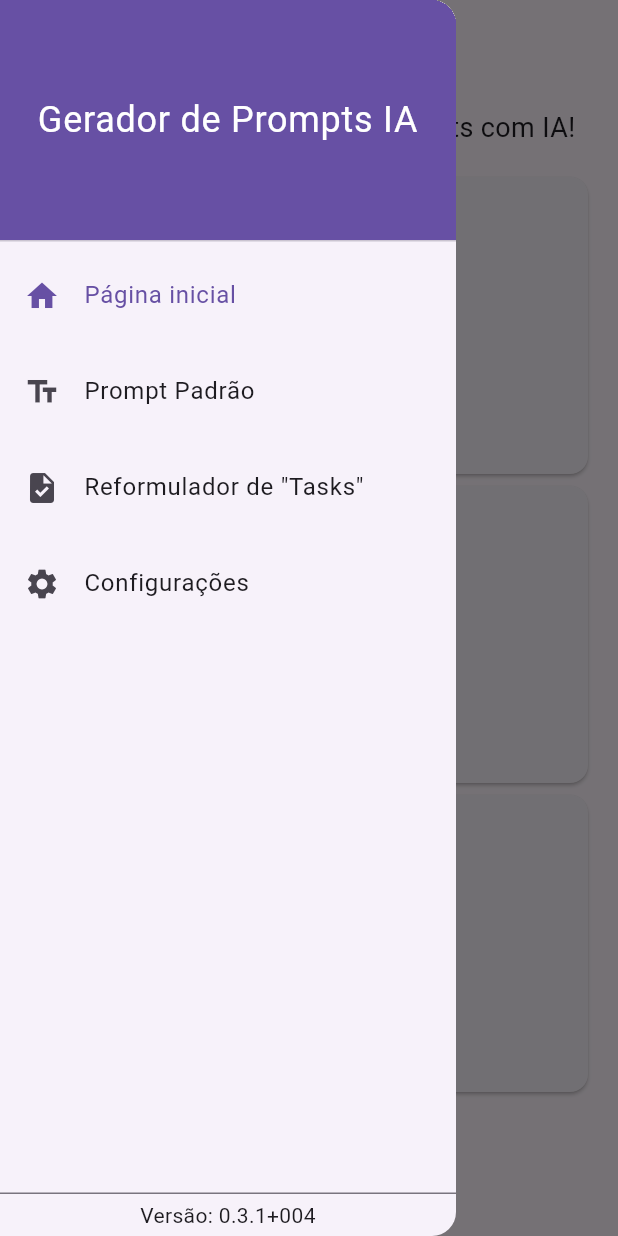
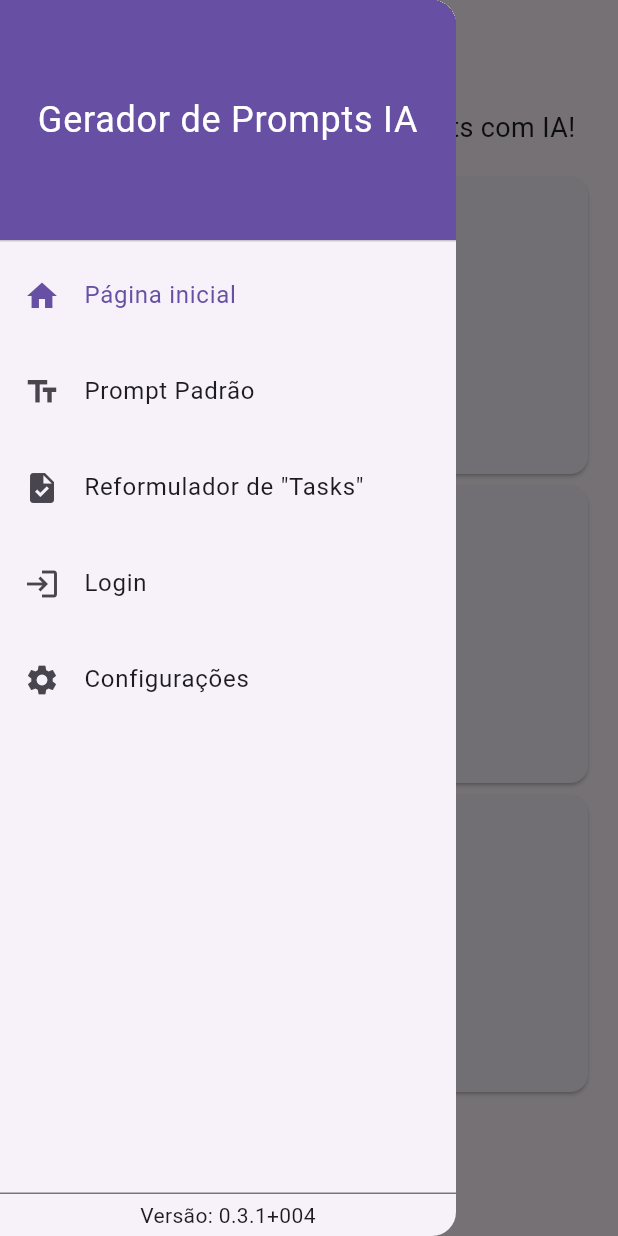
Before and after one commit to Kainato/gem_prompt, a Flutter app: the screen it shows after launch, with the side drawer open, on a phone screen of 412 x 824 dp. Run offline on Flutter 3.47's test engine with Material 3 defaults, Android fonts, the phone set to English and light mode, and no system bars; drawn by our look-alikes of auto_size_text; our stand-ins replace dio, flutter_markdown, google_generative_ai, logger, package_info_plus, supabase_flutter; accounts and stored records are empty.

Commit message:
Adicionar página de login e estado de autenticação

```diff
--- a/lib/enum/pages_enum.dart
+++ b/lib/enum/pages_enum.dart
@@ -1,11 +1,12 @@
 import 'package:flutter/material.dart';
 
+import '../features/auth/login/login_page.dart';
 import '../features/home/home_page.dart';
 import '../features/padrao/prompt_padrao_page.dart';
 import '../features/settings/settings_page.dart';
 import '../features/task_creator/task_creator_page.dart';
 
-enum PagesEnum { home, padrao, task, settings }
+enum PagesEnum { home, padrao, task, login, settings }
 
 extension PagesEnumExtension on PagesEnum {
   String get title {
@@ -18,6 +19,8 @@ extension PagesEnumExtension on PagesEnum {
         return 'Reformulador de "Tasks"';
       case PagesEnum.settings:
         return 'Configurações';
+      case PagesEnum.login:
+        return 'Login';
     }
   }
 
@@ -31,6 +34,8 @@ extension PagesEnumExtension on PagesEnum {
         return Icons.task;
       case PagesEnum.settings:
         return Icons.settings;
+      case PagesEnum.login:
+        return Icons.login;
     }
   }
 
@@ -44,6 +49,8 @@ extension PagesEnumExtension on PagesEnum {
         return ('/task', const TaskCreatorPage());
       case PagesEnum.settings:
         return ('/settings', const SettingsPage());
+      case PagesEnum.login:
+        return ('/login', const LoginPage());
     }
   }
 
@@ -57,6 +64,8 @@ extension PagesEnumExtension on PagesEnum {
         return true;
       case PagesEnum.settings:
         return true;
+      case PagesEnum.login:
+        return false;
     }
   }
 }
```
Also changed, not shown: lib/features/auth/login/login_page.dart (added, +52 -0 lines), lib/features/auth/login/login_state.dart (added, +15 -0 lines).
